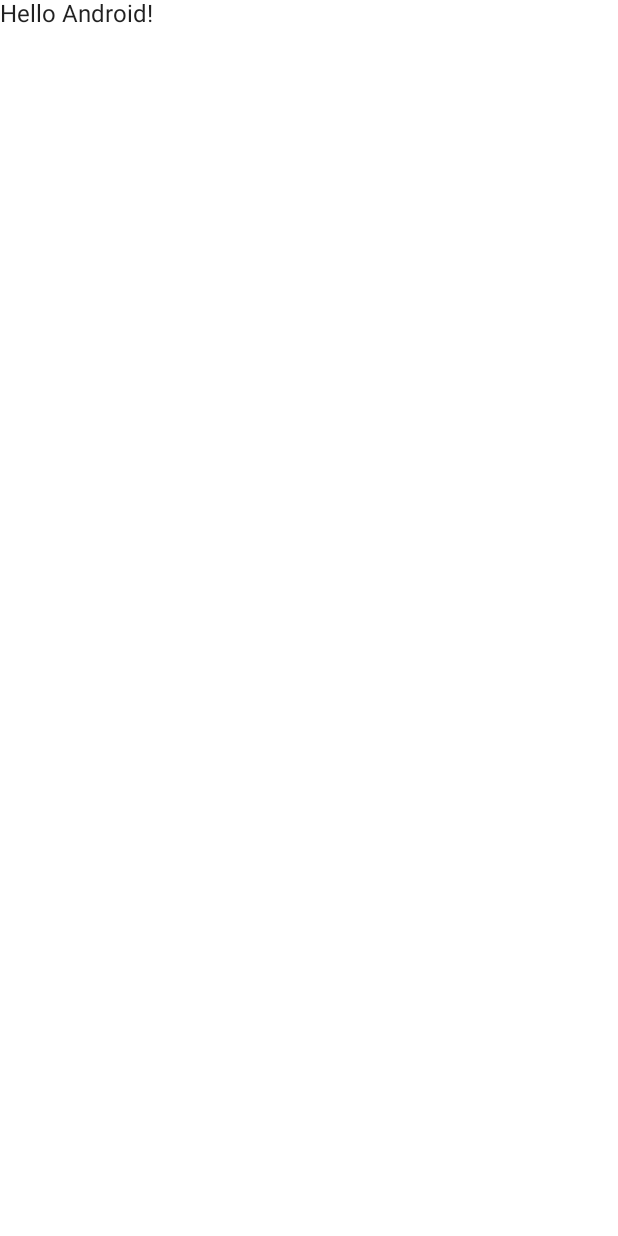
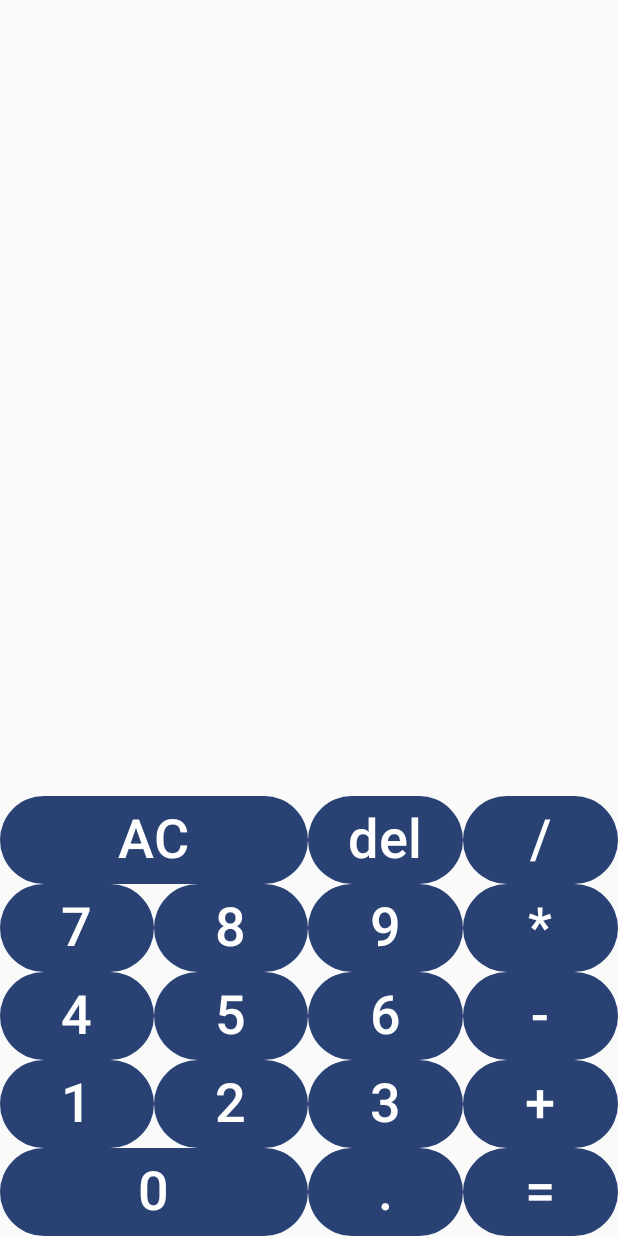
Before and after one commit to UtebayPi/CoCalculator, an Android app built with Jetpack Compose: the screen it shows after launch (MainActivity), on a phone screen of 412 x 824 dp. Before the commit the screen is almost empty. Run offline under Robolectric (Android 15) with nearby library versions, the phone set to English and light mode, and no system bars.

Commit message:
Functioning calculator. I added core logic to viewmodel, now it works. The decimal, and design is lacking.

```diff
--- a/app/src/main/java/com/example/cocalculator/Calculator.kt
+++ b/app/src/main/java/com/example/cocalculator/Calculator.kt
@@ -1,34 +1,115 @@
 package com.example.cocalculator
 
-import androidx.compose.foundation.layout.Column
-import androidx.compose.foundation.layout.Row
-import androidx.compose.material.Button
-import androidx.compose.material.Text
+import androidx.compose.foundation.layout.*
+import androidx.compose.material3.Text
 import androidx.compose.runtime.Composable
-import androidx.compose.runtime.remember
+import androidx.compose.ui.Modifier
 import androidx.compose.ui.tooling.preview.Preview
+import androidx.compose.ui.unit.dp
+import androidx.lifecycle.viewmodel.compose.viewModel
+import com.example.cocalculator.ui.theme.CoCalculatorTheme
 
 @Composable
 fun Calculator() {
-    val number1: Int? = remember { null }
-    val number2: Int? = remember { null }
-    val operations = listOf("+","-","*","/")
-    val operation: String? = remember { null }
-    Column {
-        Text(text = number1.toString()+operation+number2.toString())
-        Row() {
-            Button(onClick = { /*TODO*/ }) {
-                Text(text = "AC")
-            }
-            Button(onClick = { /*TODO*/ }) {
-                Text(text = "/")
-            }
+    val viewModel = viewModel<CalcViewModel>()
+    val spacing = 8.dp
+    Column(modifier = Modifier.fillMaxSize(), verticalArrangement = Arrangement.Bottom) {
+        Text(text = viewModel.number1 + (viewModel.operation?.symbol ?: "") + viewModel.number2)
+        Row(modifier = Modifier.fillMaxWidth(), horizontalArrangement = Arrangement.SpaceAround) {
+            CalculatorButton(
+                onClick = { viewModel.allClear() },
+                modifier = Modifier.weight(2F),
+                content = "AC"
+            )
+            CalculatorButton(
+                onClick = { viewModel.delete() },
+                modifier = Modifier.weight(1F),
+                content = "del"
+            )
+            CalculatorButton(
+                onClick = { viewModel.operationPressed(Operations.Divide) },
+                modifier = Modifier.weight(1F),
+                content = "/"
+            )
+
+        }
+        Row(modifier = Modifier.fillMaxWidth(), horizontalArrangement = Arrangement.SpaceAround) {
+            CalculatorButton(
+                modifier = Modifier.weight(1F),
+                onClick = { viewModel.numberPressed("7") },
+                content = "7"
+            )
+            CalculatorButton(
+                modifier = Modifier.weight(1F),
+                onClick = { viewModel.numberPressed("8") },
+                content = "8"
+            )
+            CalculatorButton(
+                modifier = Modifier.weight(1F),
+                onClick = { viewModel.numberPressed("9") },
+                content = "9"
+            )
+            CalculatorButton(
+                modifier = Modifier.weight(1F),
+                onClick = { viewModel.operationPressed(Operations.Multiply) }, content = "*"
+            )
+        }
+        Row(modifier = Modifier.fillMaxWidth(), horizontalArrangement = Arrangement.SpaceAround) {
+            CalculatorButton(
+                modifier = Modifier.weight(1F),
+                onClick = { viewModel.numberPressed("4") }, content = "4"
+            )
+            CalculatorButton(
+                modifier = Modifier.weight(1F),
+                onClick = { viewModel.numberPressed("5") }, content = "5"
+            )
+            CalculatorButton(
+                modifier = Modifier.weight(1F),
+                onClick = { viewModel.numberPressed("6") }, content = "6"
+            )
+            CalculatorButton(
+                modifier = Modifier.weight(1F),
+                onClick = { viewModel.operationPressed(Operations.Subtract) }, content = "-"
+            )
+        }
+        Row(modifier = Modifier.fillMaxWidth(), horizontalArrangement = Arrangement.SpaceAround) {
+            CalculatorButton(
+                modifier = Modifier.weight(1F),
+                onClick = { viewModel.numberPressed("1") }, content = "1"
+            )
+            CalculatorButton(
+                modifier = Modifier.weight(1F),
+                onClick = { viewModel.numberPressed("2") }, content = "2"
+            )
+            CalculatorButton(
+                modifier = Modifier.weight(1F),
+                onClick = { viewModel.numberPressed("3") }, content = "3"
+            )
+            CalculatorButton(
+                modifier = Modifier.weight(1F),
+                onClick = { viewModel.operationPressed(Operations.Add) }, content = "+"
+            )
+        }
+        Row(modifier = Modifier.fillMaxWidth(), horizontalArrangement = Arrangement.SpaceAround) {
+            CalculatorButton(
+                modifier = Modifier.weight(2F),
+                onClick = { viewModel.numberPressed("0") }, content = "0"
+            )
+            CalculatorButton(modifier = Modifier.weight(1F), onClick = { /*TODO*/ }, content = ".")
+            CalculatorButton(
+                modifier = Modifier.weight(1F),
+                onClick = { viewModel.calculate() },
+                content = "="
+            )
         }
     }
+
 }
 
 @Preview
 @Composable
 fun CalculatorPreview() {
-    Calculator()
+    CoCalculatorTheme {
+        Calculator()
+    }
 }
--- a/app/src/main/java/com/example/cocalculator/CalculatorButton.kt
+++ b/app/src/main/java/com/example/cocalculator/CalculatorButton.kt
@@ -1,12 +1,17 @@
 package com.example.cocalculator
 
-import androidx.compose.material.Button
-import androidx.compose.material.Text
+import androidx.compose.material3.Button
+import androidx.compose.material3.Text
 import androidx.compose.runtime.Composable
+import androidx.compose.ui.Modifier
+import androidx.compose.ui.unit.sp
 
 @Composable
-fun CalculatorButton(content: String, onClick: ()->Unit) {
-    Button(onClick = onClick) {
-        Text(text = content)
+fun CalculatorButton(content: String, modifier: Modifier, onClick: () -> Unit) {
+    Button(
+        onClick = onClick,
+        modifier = Modifier.then(modifier)
+    ) {
+        Text(text = content, fontSize = 36.sp)
     }
 }
--- a/app/src/main/java/com/example/cocalculator/MainActivity.kt
+++ b/app/src/main/java/com/example/cocalculator/MainActivity.kt
@@ -3,12 +3,7 @@ package com.example.cocalculator
 import android.os.Bundle
 import androidx.activity.ComponentActivity
 import androidx.activity.compose.setContent
-import androidx.compose.foundation.layout.fillMaxSize
-import androidx.compose.material.MaterialTheme
-import androidx.compose.material.Surface
-import androidx.compose.material.Text
 import androidx.compose.runtime.Composable
-import androidx.compose.ui.Modifier
 import androidx.compose.ui.tooling.preview.Preview
 import com.example.cocalculator.ui.theme.CoCalculatorTheme
 
@@ -17,27 +12,16 @@ class MainActivity : ComponentActivity() {
         super.onCreate(savedInstanceState)
         setContent {
             CoCalculatorTheme {
-                // A surface container using the 'background' color from the theme
-                Surface(
-                    modifier = Modifier.fillMaxSize(),
-                    color = MaterialTheme.colors.background
-                ) {
-                    Greeting("Android")
-                }
+                Calculator()
             }
         }
     }
-}
-
-@Composable
-fun Greeting(name: String) {
-    Text(text = "Hello $name!")
 }
 
 @Preview(showBackground = true)
 @Composable
 fun DefaultPreview() {
     CoCalculatorTheme {
-        Greeting("Android")
+        Calculator()
     }
 }
--- a/app/src/main/java/com/example/cocalculator/ui/theme/Color.kt
+++ b/app/src/main/java/com/example/cocalculator/ui/theme/Color.kt
@@ -6,3 +6,11 @@ val Purple200 = Color(0xFFBB86FC)
 val Purple500 = Color(0xFF6200EE)
 val Purple700 = Color(0xFF3700B3)
 val Teal200 = Color(0xFF03DAC5)
+
+val Purple80 = Color(0xFFD0BCFF)
+val PurpleGrey80 = Color(0xFFCCC2DC)
+val Pink80 = Color(0xFFEFB8C8)
+
+val Purple40 = Color(0xFF6650a4)
+val PurpleGrey40 = Color(0xFF625b71)
+val Pink40 = Color(0xFF7D5260)
--- a/app/src/main/java/com/example/cocalculator/ui/theme/Shape.kt
+++ /dev/null
@@ -1,11 +0,0 @@
-package com.example.cocalculator.ui.theme
-
-import androidx.compose.foundation.shape.RoundedCornerShape
-import androidx.compose.material.Shapes
-import androidx.compose.ui.unit.dp
-
-val Shapes = Shapes(
-    small = RoundedCornerShape(4.dp),
-    medium = RoundedCornerShape(4.dp),
-    large = RoundedCornerShape(0.dp)
-)
--- a/app/src/main/java/com/example/cocalculator/ui/theme/Theme.kt
+++ b/app/src/main/java/com/example/cocalculator/ui/theme/Theme.kt
@@ -1,44 +1,64 @@
 package com.example.cocalculator.ui.theme
 
+import android.app.Activity
+import android.os.Build
 import androidx.compose.foundation.isSystemInDarkTheme
-import androidx.compose.material.MaterialTheme
-import androidx.compose.material.darkColors
-import androidx.compose.material.lightColors
+import androidx.compose.material3.*
 import androidx.compose.runtime.Composable
+import androidx.compose.runtime.SideEffect
+import androidx.compose.ui.graphics.toArgb
+import androidx.compose.ui.platform.LocalContext
+import androidx.compose.ui.platform.LocalView
+import androidx.core.view.ViewCompat
 
-private val DarkColorPalette = darkColors(
-    primary = Purple200,
-    primaryVariant = Purple700,
-    secondary = Teal200
+private val DarkColorScheme = darkColorScheme(
+    primary = Purple80,
+    secondary = PurpleGrey80,
+    tertiary = Pink80
 )
 
-private val LightColorPalette = lightColors(
-    primary = Purple500,
-    primaryVariant = Purple700,
-    secondary = Teal200
+private val LightColorScheme = lightColorScheme(
+    primary = Purple40,
+    secondary = PurpleGrey40,
+    tertiary = Pink40
 
     /* Other default colors to override
-    background = Color.White,
-    surface = Color.White,
+    background = Color(0xFFFFFBFE),
+    surface = Color(0xFFFFFBFE),
     onPrimary = Color.White,
-    onSecondary = Color.Black,
-    onBackground = Color.Black,
-    onSurface = Color.Black,
+    onSecondary = Color.White,
+    onTertiary = Color.White,
+    onBackground = Color(0xFF1C1B1F),
+    onSurface = Color(0xFF1C1B1F),
     */
 )
 
 @Composable
-fun CoCalculatorTheme(darkTheme: Boolean = isSystemInDarkTheme(), content: @Composable () -> Unit) {
-    val colors = if (darkTheme) {
-        DarkColorPalette
-    } else {
-        LightColorPalette
+fun CoCalculatorTheme(
+    darkTheme: Boolean = isSystemInDarkTheme(),
+    // Dynamic color is available on Android 12+
+    dynamicColor: Boolean = true,
+    content: @Composable () -> Unit
+) {
+    val colorScheme = when {
+        dynamicColor && Build.VERSION.SDK_INT >= Build.VERSION_CODES.S -> {
+            val context = LocalContext.current
+            if (darkTheme) dynamicDarkColorScheme(context) else dynamicLightColorScheme(context)
+        }
+        darkTheme -> DarkColorScheme
+        else -> LightColorScheme
+    }
+    val view = LocalView.current
+    if (!view.isInEditMode) {
+        SideEffect {
+            (view.context as Activity).window.statusBarColor = colorScheme.primary.toArgb()
+            ViewCompat.getWindowInsetsController(view)?.isAppearanceLightStatusBars = darkTheme
+        }
     }
 
     MaterialTheme(
-        colors = colors,
+        colorScheme = colorScheme,
         typography = Typography,
-        shapes = Shapes,
         content = content
     )
 }
--- a/app/src/main/java/com/example/cocalculator/ui/theme/Type.kt
+++ b/app/src/main/java/com/example/cocalculator/ui/theme/Type.kt
@@ -1,28 +1,33 @@
 package com.example.cocalculator.ui.theme
 
-import androidx.compose.material.Typography
+import androidx.compose.material3.Typography
 import androidx.compose.ui.text.TextStyle
 import androidx.compose.ui.text.font.FontFamily
 import androidx.compose.ui.text.font.FontWeight
 import androidx.compose.ui.unit.sp
 
-// Set of Material typography styles to start with
 val Typography = Typography(
-    body1 = TextStyle(
+    bodyLarge = TextStyle(
         fontFamily = FontFamily.Default,
         fontWeight = FontWeight.Normal,
-        fontSize = 16.sp
+        fontSize = 16.sp,
+        lineHeight = 24.sp,
+        letterSpacing = 0.5.sp
     )
     /* Other default text styles to override
-    button = TextStyle(
-        fontFamily = FontFamily.Default,
-        fontWeight = FontWeight.W500,
-        fontSize = 14.sp
-    ),
-    caption = TextStyle(
+    titleLarge = TextStyle(
         fontFamily = FontFamily.Default,
         fontWeight = FontWeight.Normal,
-        fontSize = 12.sp
+        fontSize = 22.sp,
+        lineHeight = 28.sp,
+        letterSpacing = 0.sp
+    ),
+    labelSmall = TextStyle(
+        fontFamily = FontFamily.Default,
+        fontWeight = FontWeight.Medium,
+        fontSize = 11.sp,
+        lineHeight = 16.sp,
+        letterSpacing = 0.5.sp
     )
     */
 )
--- a/build.gradle
+++ b/build.gradle
@@ -1,10 +1,8 @@
 buildscript {
-    ext {
-        compose_ui_version = '1.3.3'
-    }
+
 }// Top-level build file where you can add configuration options common to all sub-projects/modules.
 plugins {
     id 'com.android.application' version '7.4.0' apply false
     id 'com.android.library' version '7.4.0' apply false
-    id 'org.jetbrains.kotlin.android' version '1.7.0' apply false
+    id 'org.jetbrains.kotlin.android' version '1.7.20' apply false
 }
```
Also changed, not shown: app/build.gradle (+50 -8 lines), app/src/main/java/com/example/cocalculator/CalcViewModel.kt (+58 -1 lines).
